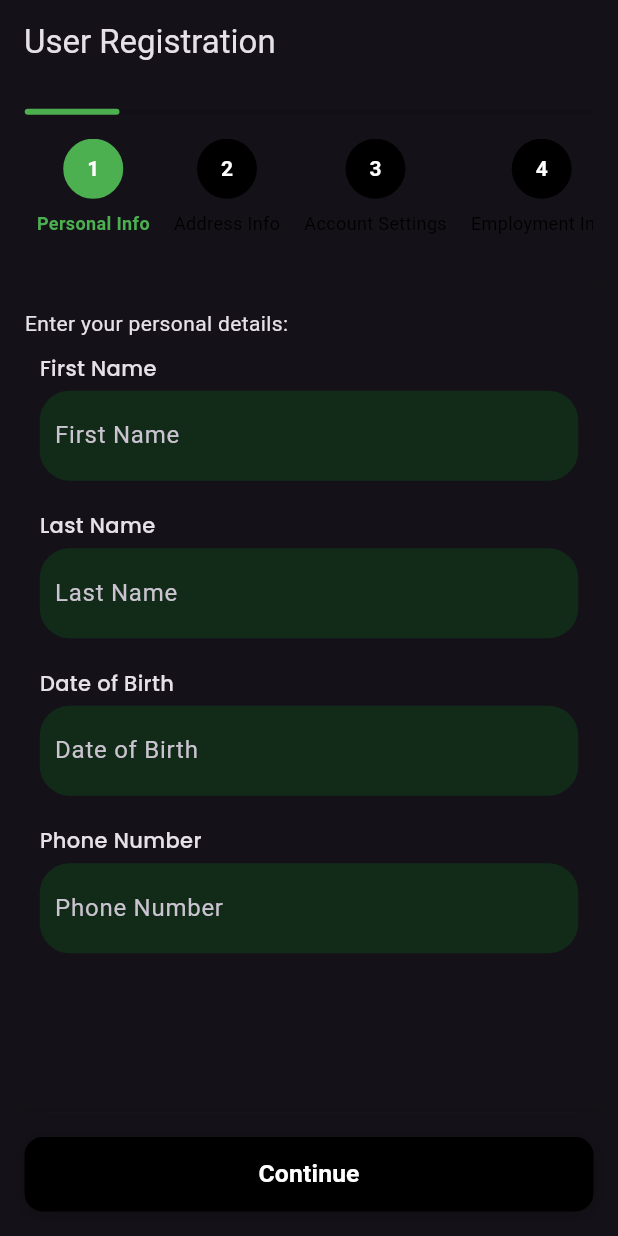
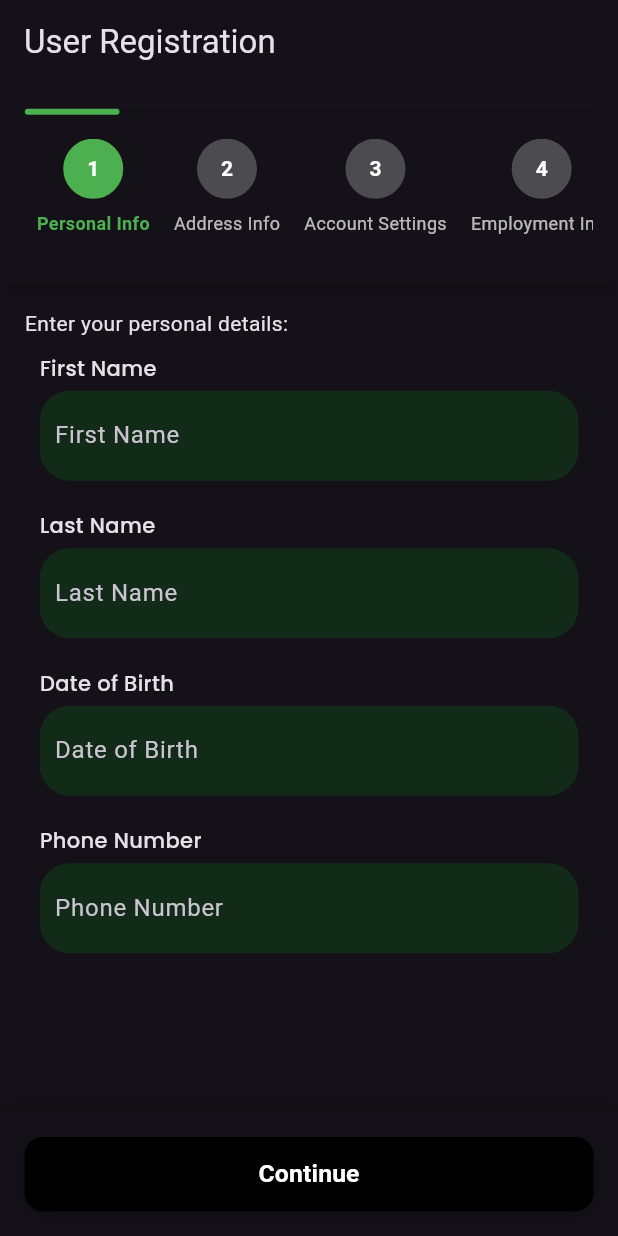
Before and after one commit to amlsampath/flutter_easy_multi_step_form, a Flutter app: the screen it shows after launch, on a phone screen of 412 x 824 dp. Run offline on Flutter 3.47's test engine with Material 3 defaults, Android fonts, the phone set to English and light mode, and no system bars; our stand-ins replace google_fonts.

Commit message:
feat: implement light andd dark theme

```diff
--- a/lib/src/multi_step_form_widget.dart
+++ b/lib/src/multi_step_form_widget.dart
@@ -112,8 +112,11 @@ class _MultiStepFormWidgetState extends State<MultiStepFormWidget>
   Widget _buildStepIndicator(int index, String title, BuildContext context) {
     bool isActive = _currentStep == index;
     bool isPast = _currentStep > index;
+    bool isDark = Theme.of(context).brightness == Brightness.dark;
 
-    bool isDark = Theme.of(context).brightness == Brightness.dark;
+    Color defaultTextColor = isDark ? Colors.white70 : Colors.black87;
+    Color activeTextColor = widget.stepIndicatorActiveColor;
+
     return Container(
       margin: const EdgeInsets.symmetric(horizontal: 8),
       child: Column(
@@ -128,7 +131,9 @@ class _MultiStepFormWidgetState extends State<MultiStepFormWidget>
                   ? widget.stepIndicatorActiveColor
                   : isActive
                       ? widget.stepIndicatorActiveColor
-                      : widget.stepIndicatorDefaultColor,
+                      : isDark
+                          ? Colors.white24
+                          : widget.stepIndicatorDefaultColor,
               border: Border.all(
                 color: isActive
                     ? widget.stepIndicatorActiveColor
@@ -154,9 +159,7 @@ class _MultiStepFormWidgetState extends State<MultiStepFormWidget>
             style: TextStyle(
               fontSize: 12,
               fontWeight: isActive ? FontWeight.bold : FontWeight.normal,
-              color: isActive
-                  ? widget.stepIndicatorActiveColor
-                  : widget.stepIndicatorDefaultColor,
+              color: isActive ? activeTextColor : defaultTextColor,
             ),
           ),
         ],
@@ -167,12 +170,12 @@ class _MultiStepFormWidgetState extends State<MultiStepFormWidget>
   @override
   Widget build(BuildContext context) {
     final Size size = MediaQuery.of(context).size;
+    final bool isDark = Theme.of(context).brightness == Brightness.dark;
 
     return SafeArea(
       child: Form(
         key: formKeys[_currentStep],
         child: Scaffold(
-          //   backgroundColor: widget.formBackgroundColor,
           body: Column(
             children: [
               Container(
@@ -181,7 +184,8 @@ class _MultiStepFormWidgetState extends State<MultiStepFormWidget>
                   color: Theme.of(context).scaffoldBackgroundColor,
                   boxShadow: [
                     BoxShadow(
-                      color: Colors.black.withAlpha(13),
+                      color:
+                          isDark ? Colors.black26 : Colors.black.withAlpha(13),
                       blurRadius: 10,
                       offset: const Offset(0, 2),
                     ),
@@ -237,7 +241,7 @@ class _MultiStepFormWidgetState extends State<MultiStepFormWidget>
               color: Theme.of(context).scaffoldBackgroundColor,
               boxShadow: [
                 BoxShadow(
-                  color: Colors.black.withAlpha(13),
+                  color: isDark ? Colors.black26 : Colors.black.withAlpha(13),
                   blurRadius: 10,
                   offset: const Offset(0, -2),
                 ),
```
